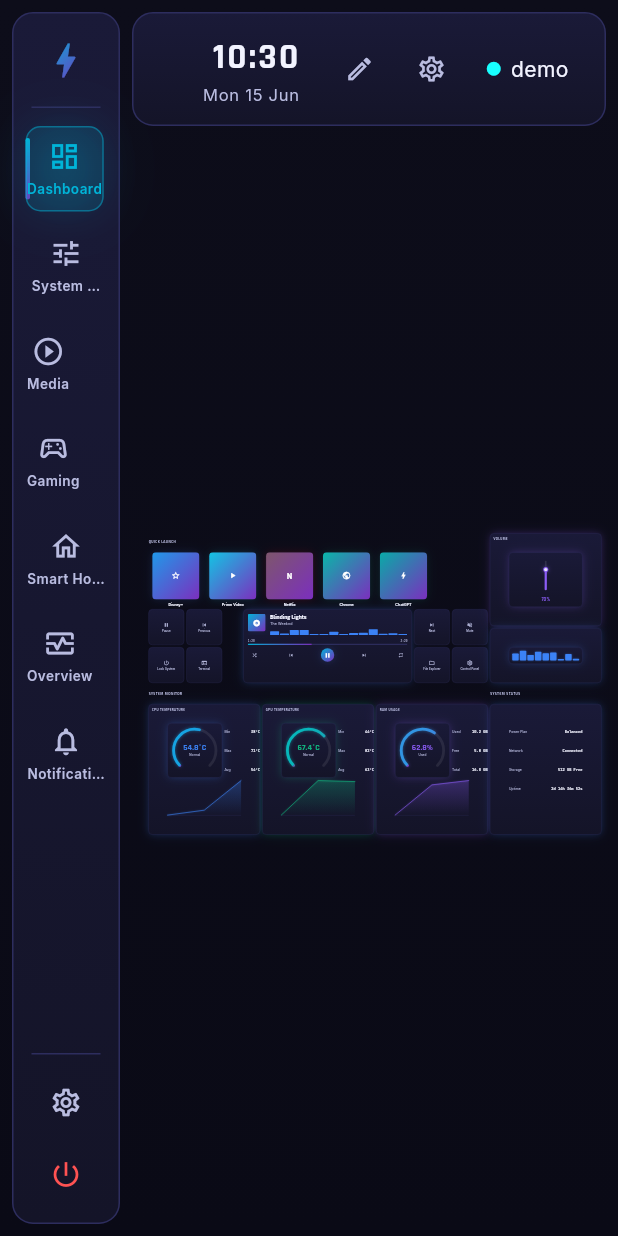
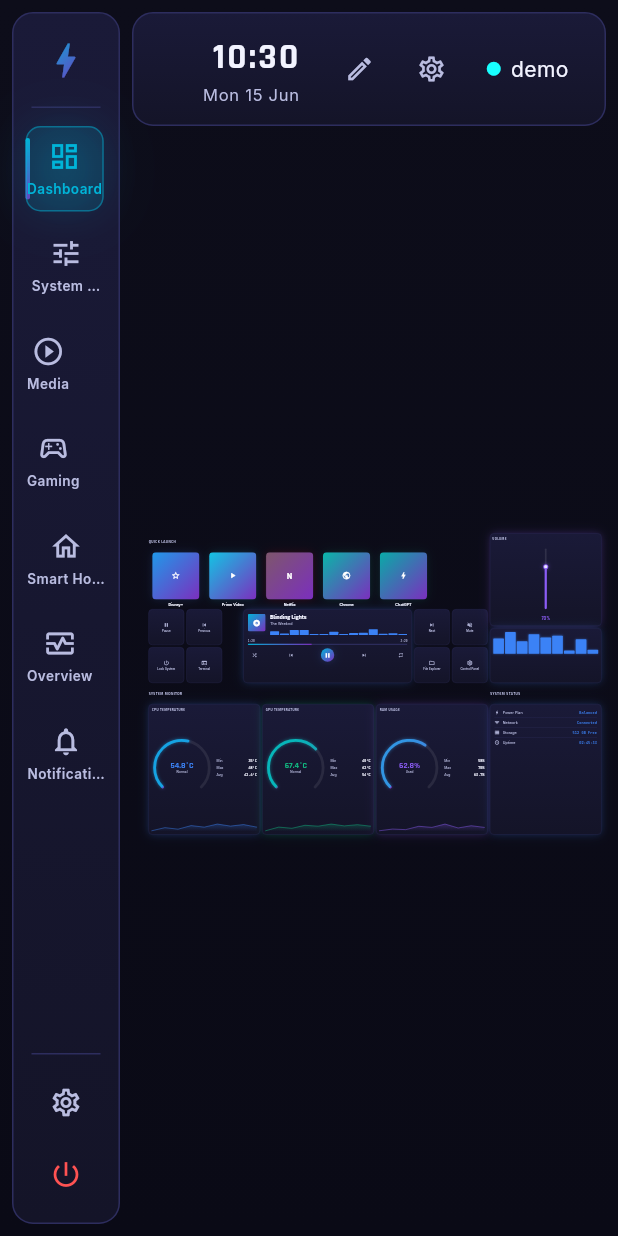
Before and after one commit to LMC4910/CyberDeck, a Flutter app: the screen it shows after launch, after a tap on "Enter Demo Mode", on a phone screen of 412 x 824 dp. Run offline on Flutter 3.47's test engine with Material 3 defaults, Android fonts, the phone set to English and light mode, and no system bars; our stand-ins replace multicast_dns; missing offline and left inert: cryptography, mobile_scanner, tray_manager.

Commit message:
refactor(client): rebuild Dashboard with single composite cards

```diff
--- a/client/lib/data/pages/dashboard.dart
+++ b/client/lib/data/pages/dashboard.dart
@@ -1,23 +1,21 @@
 /// The Dashboard page (Wave 1) — the CyberDeck "Control Center" home, authored as
 /// a data-driven [LayoutPage] on a 24×16 grid. It mirrors `prototype.html` /
-/// `Reference Images/home.png` under the GRANULARITY MODEL: every visual "card" is
-/// a glass [panel] placed FIRST (so the interpreter paints it BEHIND) with small
-/// BARE widgets (launchers, control tiles, gauge rings, stat rows, sparklines,
-/// labels) layered ON TOP — each individually Designer-editable.
+/// `Reference Images/home.png` under the COMPOSITE-CARD model: every visual "card"
+/// is a SINGLE composite node that draws its OWN card chrome + all sub-content, so
+/// the Designer treats each card as one entity. Individual controls (launchers,
+/// control tiles, the media player) stay single nodes — they already are one
+/// entity each.
 ///
 /// The app shell supplies the header/clock/nav; this page is just the content.
 ///
 /// Bound mock state ids (for Wave 2 to seed):
 ///   * `media`            — Map{track,artist,playing,progress,elapsed,duration}
-///   * `media.volume`     — num 0..100 (the vertical volume slider)
+///   * `media.volume`     — num 0..100 (the vertical volume slider card)
 ///   * `media.playing`    — bool (freezes the right-hand visualizer when false)
-///   * `media.muted`      — bool (the Mute control tile active state)
-///   * `sys.cpu.temp`     — num °C (CPU gauge + its sparkline trend)
-///   * `sys.cpu.temp.min` / `.max` / `.avg` — num °C (CPU stat rows)
-///   * `sys.gpu.temp`     — num °C (GPU gauge + its sparkline trend)
-///   * `sys.gpu.temp.min` / `.max` / `.avg` — num °C (GPU stat rows)
-///   * `sys.ram`          — num % used (RAM gauge + its sparkline trend)
-///   * `sys.ram.used` / `.free` / `.total` — text GB (RAM stat rows)
+///   * `sys.cpu.temp`     — num °C (CPU gauge value; its Min/Max/Avg + trend come
+///                          from the card's own `history`)
+///   * `sys.gpu.temp`     — num °C (GPU gauge value)
+///   * `sys.ram`          — num % used (RAM gauge value)
 ///   * `sys.power.plan`   — text (System Status)
 ///   * `sys.network`      — text (System Status)
 ///   * `sys.storage.free` — text (System Status)
@@ -32,15 +30,15 @@ const String _kBlue = '#3B82F6';
 const String _kGreen = '#10B981';
 const String _kPurple = '#8B5CF6';
 
-/// Builds the Dashboard [LayoutPage]: a 24×16 grid composed under the granularity
-/// model (panels behind, bare widgets in front).
+/// Builds the Dashboard [LayoutPage]: a 24×16 grid of single composite cards plus
+/// the individual control widgets (launchers, control tiles, media player).
 LayoutPage dashboardPage() {
   final widgets = <WidgetNode>[
     // ── Quick Launch ──────────────────────────────────────────────────────────
     // Section header above the launcher row (left 18 cols = the prototype's 75%).
     sectionHeader('dash.quicklaunch.header',
         title: 'Quick Launch', placement: at(0, 0, colSpan: 18, rowSpan: 1)),
-    // Five app launchers, each 3 cols wide, 3 rows tall.
+    // Five app launchers, each 3 cols wide, 3 rows tall — individual controls.
     launcher('dash.launch.disney',
         label: 'Disney+',
         icon: 'star',
@@ -72,7 +70,8 @@ LayoutPage dashboardPage() {
         placement: at(12, 1, colSpan: 3, rowSpan: 3)),
 
     // ── Control band: left tiles · media player · right tiles ─────────────────
-    // Left 2×2 control tiles (Pause / Previous / Lock System / Terminal).
+    // Left 2×2 control tiles (Pause / Previous / Lock System / Terminal) — each a
+    // single control node.
     controlTile('dash.ctl.pause',
         label: 'Pause',
         icon: 'pause',
@@ -95,7 +94,7 @@ LayoutPage dashboardPage() {
         action: 'app.launch.terminal',
         placement: at(2, 6, colSpan: 2, rowSpan: 2)),
 
-    // Center media player (spans the middle of the band, 8 cols × 4 rows).
+    // Center media player (one composite control node, 9 cols × 4 rows).
     mediaPlayer('dash.media.player',
         stateBinding: 'media',
         track: 'Blinding Lights',
@@ -126,163 +125,91 @@ LayoutPage dashboardPage() {
         action: 'app.launch.controlpanel',
         placement: at(16, 6, colSpan: 2, rowSpan: 2)),
 
-    // ── Right column: Volume slider panel + Visualizer panel ──────────────────
-    // Volume panel (behind) + vertical volume slider (in front).
-    panel('dash.volume.panel',
-        title: 'Volume',
-        accent: _kPurple,
-        placement: at(18, 0, colSpan: 6, rowSpan: 5)),
-    slider('dash.volume.slider',
+    // ── Right column: Volume card + Visualizer card (each ONE composite node) ──
+    // Volume = a single vertical-slider composite card (its own titled chrome).
+    slider('dash.volume.card',
         stateBinding: 'media.volume',
         vertical: true,
+        title: 'Volume',
         action: 'media.volume.set',
         color: _kPurple,
-        placement: at(19, 1, colSpan: 4, rowSpan: 3)),
+        placement: at(18, 0, colSpan: 6, rowSpan: 5)),
 
-    // Visualizer panel (behind) + bare visualizer bars (in front).
-    panel('dash.visualizer.panel',
-        accent: _kBlue, placement: at(18, 5, colSpan: 6, rowSpan: 3)),
-    visualizer('dash.visualizer.bars',
+    // Visualizer = a single composite card (its own chrome around the bars).
+    visualizer('dash.visualizer.card',
         stateBinding: 'media.playing',
         bars: 9,
         color: _kBlue,
-        placement: at(19, 6, colSpan: 4, rowSpan: 1)),
+        card: true,
+        placement: at(18, 5, colSpan: 6, rowSpan: 3)),
 
-    // ── Bottom monitoring row ─────────────────────────────────────────────────
+    // ── Bottom monitoring row — 3 gauge COMPOSITE cards ───────────────────────
     sectionHeader('dash.monitor.header',
         title: 'System Monitor', placement: at(0, 8, colSpan: 18, rowSpan: 1)),
 
-    // CPU TEMPERATURE: panel + ring + Min/Max/Avg stat rows + sparkline.
-    panel('dash.cpu.panel',
+    // CPU TEMPERATURE: one composite card (own chrome + ring + Min/Max/Avg from
+    // its history + inline sparkline). No panel, no decomposed parts.
+    gaugeCircular('dash.cpu.card',
         title: 'CPU Temperature',
-        accent: _kBlue,
-        placement: at(0, 9, colSpan: 6, rowSpan: 7)),
-    gaugeCircular('dash.cpu.gauge',
         stateBinding: 'sys.cpu.temp',
         sublabel: 'Normal',
         unit: '°C',
         max: 100,
         color: _kBlue,
+        history: const [35, 41, 38, 45, 42, 48, 44, 47, 42],
         valueRules: [
           {'when': '>=85', 'style': {'theme': 'error'}},
           {'when': '>=70', 'style': {'theme': 'warn'}},
         ],
-        placement: at(1, 10, colSpan: 3, rowSpan: 3)),
-    statRow('dash.cpu.min',
-        label: 'Min',
-        stateBinding: 'sys.cpu.temp.min',
-        unit: '°C',
-        placement: at(4, 10, colSpan: 2, rowSpan: 1)),
-    statRow('dash.cpu.max',
-        label: 'Max',
-        stateBinding: 'sys.cpu.temp.max',
-        unit: '°C',
-        placement: at(4, 11, colSpan: 2, rowSpan: 1)),
-    statRow('dash.cpu.avg',
-        label: 'Avg',
-        stateBinding: 'sys.cpu.temp.avg',
-        unit: '°C',
-        placement: at(4, 12, colSpan: 2, rowSpan: 1)),
-    sparkline('dash.cpu.spark',
-        stateBinding: 'sys.cpu.temp',
-        color: _kBlue,
-        placement: at(1, 13, colSpan: 4, rowSpan: 2)),
+        placement: at(0, 9, colSpan: 6, rowSpan: 7)),
 
-    // GPU TEMPERATURE.
-    panel('dash.gpu.panel',
+    // GPU TEMPERATURE: one composite card.
+    gaugeCircular('dash.gpu.card',
         title: 'GPU Temperature',
-        accent: _kGreen,
-        placement: at(6, 9, colSpan: 6, rowSpan: 7)),
-    gaugeCircular('dash.gpu.gauge',
         stateBinding: 'sys.gpu.temp',
         sublabel: 'Normal',
         unit: '°C',
         max: 100,
         color: _kGreen,
+        history: const [40, 52, 48, 58, 55, 62, 56, 60, 55],
         valueRules: [
           {'when': '>=90', 'style': {'theme': 'error'}},
           {'when': '>=78', 'style': {'theme': 'warn'}},
         ],
-        placement: at(7, 10, colSpan: 3, rowSpan: 3)),
-    statRow('dash.gpu.min',
-        label: 'Min',
-        stateBinding: 'sys.gpu.temp.min',
-        unit: '°C',
-        placement: at(10, 10, colSpan: 2, rowSpan: 1)),
-    statRow('dash.gpu.max',
-        label: 'Max',
-        stateBinding: 'sys.gpu.temp.max',
-        unit: '°C',
-        placement: at(10, 11, colSpan: 2, rowSpan: 1)),
-    statRow('dash.gpu.avg',
-        label: 'Avg',
-        stateBinding: 'sys.gpu.temp.avg',
-        unit: '°C',
-        placement: at(10, 12, colSpan: 2, rowSpan: 1)),
-    sparkline('dash.gpu.spark',
-        stateBinding: 'sys.gpu.temp',
-        color: _kGreen,
-        placement: at(7, 13, colSpan: 4, rowSpan: 2)),
+        placement: at(6, 9, colSpan: 6, rowSpan: 7)),
 
-    // RAM USAGE.
-    panel('dash.ram.panel',
+    // RAM USAGE: one composite card.
+    gaugeCircular('dash.ram.card',
         title: 'RAM Usage',
-        accent: _kPurple,
-        placement: at(12, 9, colSpan: 6, rowSpan: 7)),
-    gaugeCircular('dash.ram.gauge',
         stateBinding: 'sys.ram',
         sublabel: 'Used',
         unit: '%',
         max: 100,
         color: _kPurple,
+        history: const [58, 61, 60, 66, 64, 70, 63, 67, 64],
         valueRules: [
           {'when': '>=90', 'style': {'theme': 'error'}},
           {'when': '>=75', 'style': {'theme': 'warn'}},
         ],
-        placement: at(13, 10, colSpan: 3, rowSpan: 3)),
-    statRow('dash.ram.used',
-        label: 'Used',
-        stateBinding: 'sys.ram.used',
-        placement: at(16, 10, colSpan: 2, rowSpan: 1)),
-    statRow('dash.ram.free',
-        label: 'Free',
-        stateBinding: 'sys.ram.free',
-        placement: at(16, 11, colSpan: 2, rowSpan: 1)),
-    statRow('dash.ram.total',
-        label: 'Total',
-        stateBinding: 'sys.ram.total',
-        placement: at(16, 12, colSpan: 2, rowSpan: 1)),
-    sparkline('dash.ram.spark',
-        stateBinding: 'sys.ram',
-        color: _kPurple,
-        placement: at(13, 13, colSpan: 4, rowSpan: 2)),
+        placement: at(12, 9, colSpan: 6, rowSpan: 7)),
 
-    // ── System Status (right column) ──────────────────────────────────────────
+    // ── System Status (right column) — one composite status-list card ─────────
     sectionHeader('dash.status.header',
         title: 'System Status', placement: at(18, 8, colSpan: 6, rowSpan: 1)),
-    panel('dash.status.panel',
-        accent: _kBlue, placement: at(18, 9, colSpan: 6, rowSpan: 7)),
-    statRow('dash.status.power',
-        label: 'Power Plan',
-        stateBinding: 'sys.power.plan',
-        value: 'Balanced',
-        placement: at(19, 10, colSpan: 4, rowSpan: 1)),
-    statRow('dash.status.network',
-        label: 'Network',
-        stateBinding: 'sys.network',
-        value: 'Connected',
-        color: 'success',
-        placement: at(19, 11, colSpan: 4, rowSpan: 1)),
-    statRow('dash.status.storage',
-        label: 'Storage',
-        stateBinding: 'sys.storage.free',
-        value: '512 GB Free',
-        placement: at(19, 12, colSpan: 4, rowSpan: 1)),
-    statRow('dash.status.uptime',
-        label: 'Uptime',
-        stateBinding: 'sys.uptime',
-        value: '02:45:33',
-        placement: at(19, 13, colSpan: 4, rowSpan: 1)),
+    statusList('dash.status.card',
+        color: _kBlue,
+        items: const [
+          {'icon': 'bolt', 'label': 'Power Plan', 'value': 'Balanced'},
+          {
+            'icon': 'wifi',
+            'label': 'Network',
+            'value': 'Connected',
+            'color': 'success',
+          },
+          {'icon': 'storage', 'label': 'Storage', 'value': '512 GB Free'},
+          {'icon': 'clock', 'label': 'Uptime', 'value': '02:45:33'},
+        ],
+        placement: at(18, 9, colSpan: 6, rowSpan: 7)),
   ];
 
   return LayoutPage(
```
